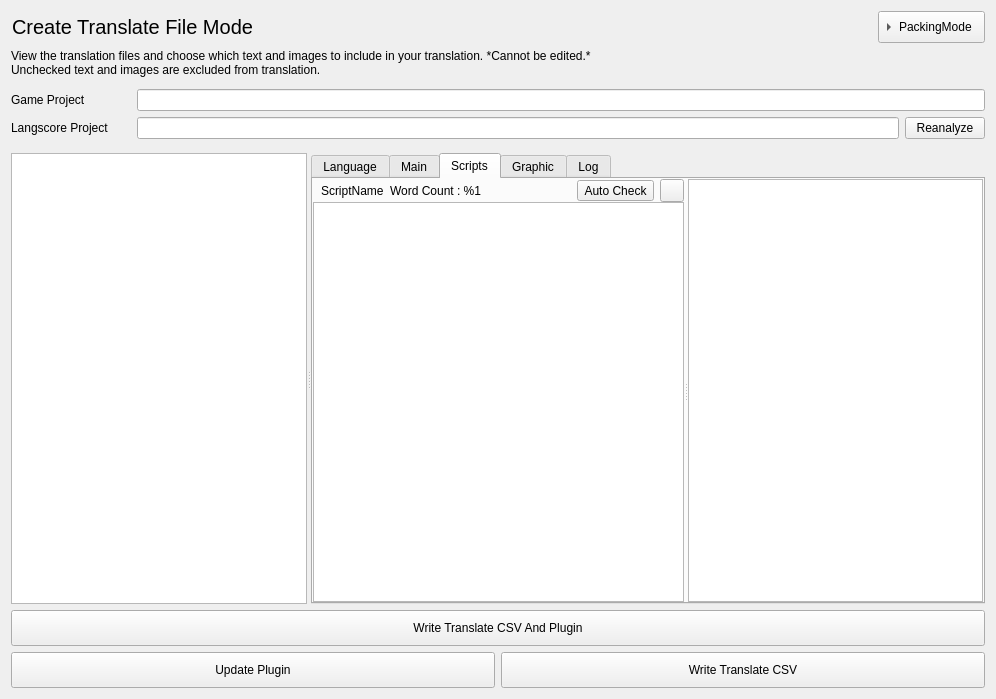
First picture: the form in src/ui/WriteModeComponent.ui, repository MUkoutyan/langscore-app, before the edit.
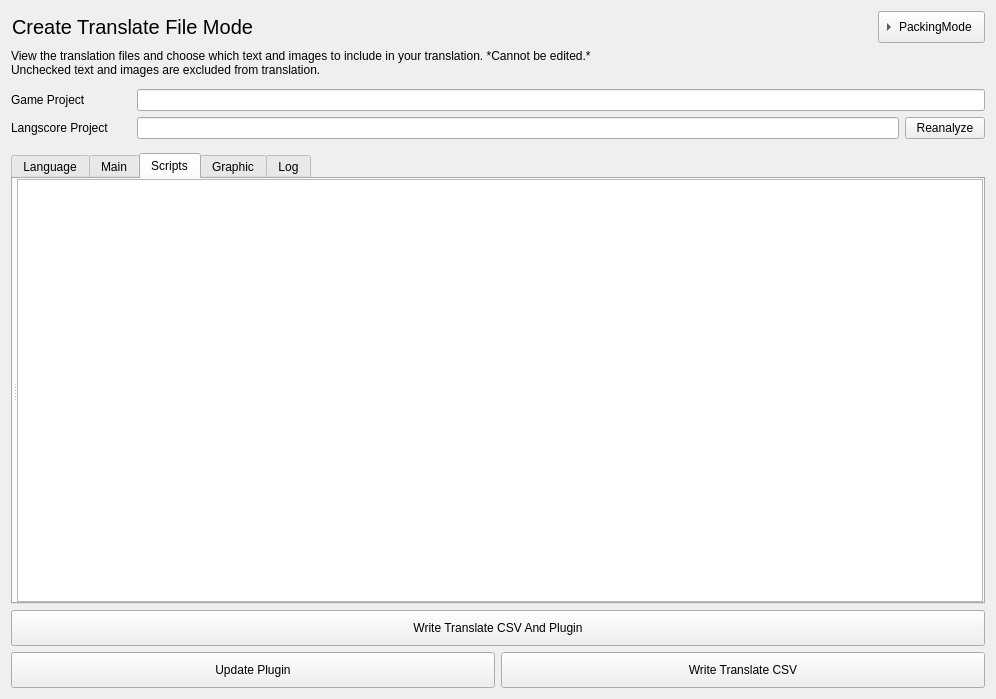
Second picture: the form after the edit. The open tabs and pages were chosen to show the change. Icons and pictures are not drawn. Custom widgets are drawn as their Qt base class.

Diff of the .ui file:
```diff
--- a/src/ui/WriteModeComponent.ui
+++ b/src/ui/WriteModeComponent.ui
@@ -182,33 +182,6 @@
      <property name="orientation">
       <enum>Qt::Orientation::Horizontal</enum>
      </property>
-     <widget class="QTreeWidget" name="treeWidget">
-      <property name="alternatingRowColors">
-       <bool>true</bool>
-      </property>
-      <property name="selectionMode">
-       <enum>QAbstractItemView::SelectionMode::ExtendedSelection</enum>
-      </property>
-      <property name="animated">
-       <bool>true</bool>
-      </property>
-      <attribute name="headerVisible">
-       <bool>false</bool>
-      </attribute>
-      <attribute name="headerDefaultSectionSize">
-       <number>30</number>
-      </attribute>
-      <column>
-       <property name="text">
-        <string notr="true">1</string>
-       </property>
-      </column>
-      <column>
-       <property name="text">
-        <string>2</string>
-       </property>
-      </column>
-     </widget>
      <widget class="QTabWidget" name="tabWidget">
       <property name="currentIndex">
        <number>0</number>
@@ -352,92 +325,6 @@
             <property name="spacing">
              <number>0</number>
             </property>
-            <item>
-             <layout class="QHBoxLayout" name="horizontalLayout">
-              <property name="spacing">
-               <number>6</number>
-              </property>
-              <property name="leftMargin">
-               <number>8</number>
-              </property>
-              <item>
-               <widget class="QLabel" name="scriptFileName">
-                <property name="text">
-                 <string>ScriptName</string>
-                </property>
-               </widget>
-              </item>
-              <item>
-               <widget class="QLabel" name="scriptFileWordCount">
-                <property name="text">
-                 <string>Word Count : %1</string>
-                </property>
-               </widget>
-              </item>
-              <item>
-               <spacer name="horizontalSpacer">
-                <property name="orientation">
-                 <enum>Qt::Orientation::Horizontal</enum>
-                </property>
-                <property name="sizeHint" stdset="0">
-                 <size>
-                  <width>40</width>
-                  <height>20</height>
-                 </size>
-                </property>
-               </spacer>
-              </item>
-              <item>
-               <widget class="QToolButton" name="autoCheckButton">
-                <property name="text">
-                 <string>Auto Check</string>
-                </property>
-               </widget>
-              </item>
-              <item>
-               <widget class="QToolButton" name="scriptFilterButton">
-                <property name="text">
-                 <string/>
-                </property>
-                <property name="icon">
-                 <iconset resource="../../resources.qrc">
-                  <normaloff>:/images/resources/image/filter.svg</normaloff>:/images/resources/image/filter.svg</iconset>
-                </property>
-               </widget>
-              </item>
-             </layout>
-            </item>
-            <item>
-             <widget class="QTableWidget" name="tableWidget_script">
-              <property name="editTriggers">
-               <set>QAbstractItemView::EditTrigger::AnyKeyPressed|QAbstractItemView::EditTrigger::DoubleClicked|QAbstractItemView::EditTrigger::EditKeyPressed</set>
-              </property>
-              <property name="dragDropOverwriteMode">
-               <bool>false</bool>
-              </property>
-              <property name="alternatingRowColors">
-               <bool>true</bool>
-              </property>
-              <property name="selectionBehavior">
-               <enum>QAbstractItemView::SelectionBehavior::SelectRows</enum>
-              </property>
-              <property name="verticalScrollMode">
-               <enum>QAbstractItemView::ScrollMode::ScrollPerPixel</enum>
-              </property>
-              <property name="horizontalScrollMode">
-               <enum>QAbstractItemView::ScrollMode::ScrollPerPixel</enum>
-              </property>
-              <attribute name="horizontalHeaderCascadingSectionResizes">
-               <bool>true</bool>
-              </attribute>
-              <attribute name="horizontalHeaderStretchLastSection">
-               <bool>true</bool>
-              </attribute>
-              <attribute name="verticalHeaderCascadingSectionResizes">
-               <bool>true</bool>
-              </attribute>
-             </widget>
-            </item>
            </layout>
           </widget>
           <widget class="QPlainTextEdit" name="scriptViewer"/>
```
Left out of the diff: 36 changed lines with no effect on the pictures.
